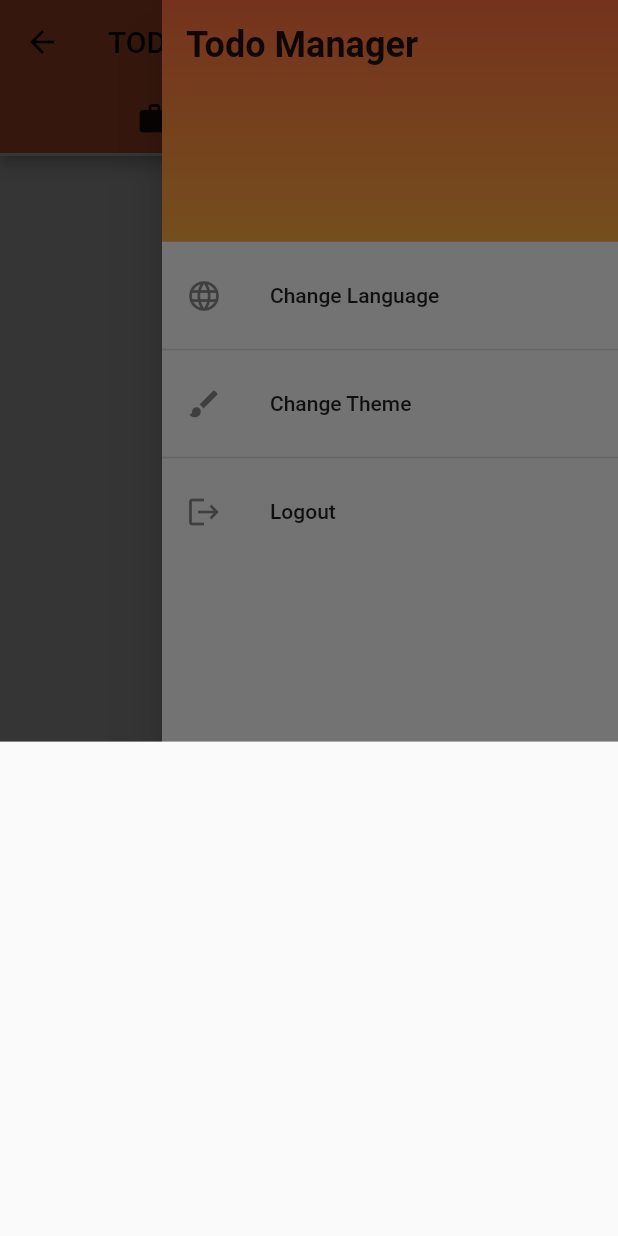
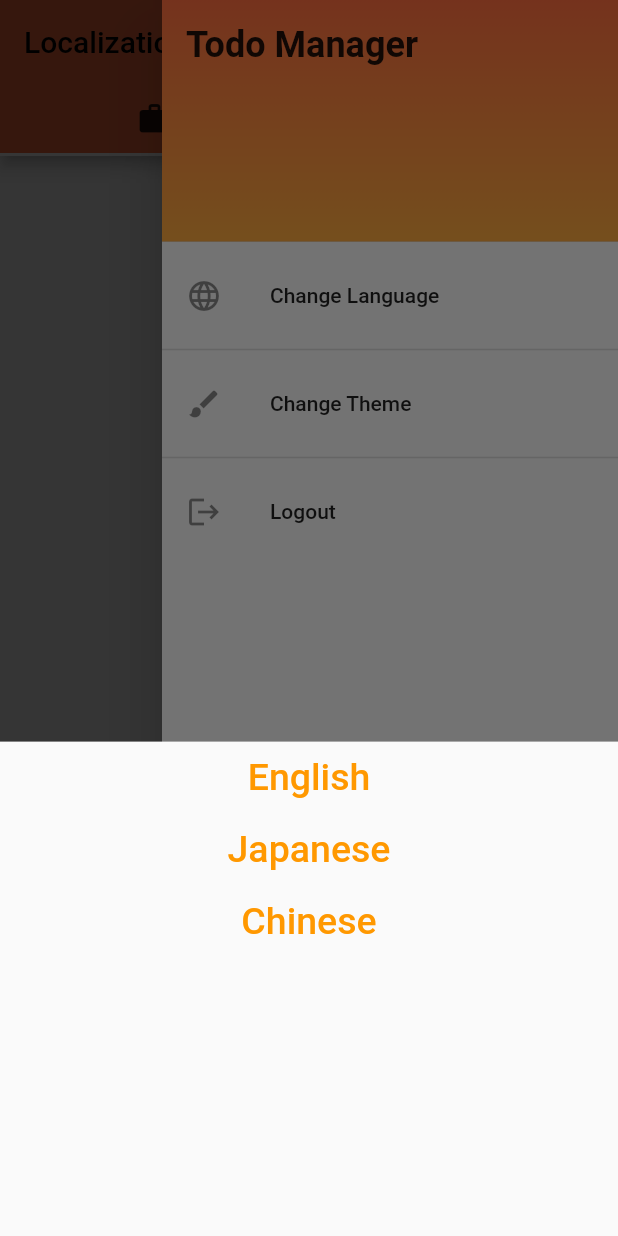
Before and after one commit to bimba9944/Flutter_Todo, a Flutter app: the PageAfterLogIn screen opened by its route, in the side drawer, after a tap on "Change Language", on a phone screen of 412 x 824 dp. Run offline on Flutter 3.47's test engine with Material 2 defaults, Android fonts, the phone set to English and light mode, and no system bars; our stand-ins replace flutter_localization.

Commit message:
omogucena promena jezika aplikacije

```diff
--- /dev/null
+++ b/lib/languages.dart
@@ -0,0 +1,10 @@
+mixin AppLocale {
+  static const String title = 'TODO';
+  static const String text = 'Thing todo';
+
+  static const Map<String, dynamic> EN = {title: 'Localization', text: 'Things todo!'};
+  static const Map<String, dynamic> KM = {title: 'ការធ្វើមូលដ្ឋានីយកម្ម', text: '要做的事！'};
+  static const Map<String, dynamic> JA = {title: 'ローカリゼーション', text: 'やる事！'};
+
+
+}
--- a/lib/main.dart
+++ b/lib/main.dart
@@ -1,19 +1,47 @@
 import 'package:flutter/material.dart';
+import 'package:flutter_localization/flutter_localization.dart';
 
 import 'package:todo/signUp.dart';
 import 'package:todo/logIn.dart';
 import 'package:todo/pageAfterLogIn.dart';
+import 'package:todo/languages.dart';
 
 void main() {
-  runApp(const MyApp());
+  runApp(MyApp());
 }
 
-class MyApp extends StatelessWidget {
-  const MyApp({super.key});
+class MyApp extends StatefulWidget {
+  MyApp({super.key});
+
+  @override
+  State<MyApp> createState() => _MyAppState();
+}
+
+class _MyAppState extends State<MyApp> {
+  final FlutterLocalization _localization = FlutterLocalization.instance;
+
+  @override
+  void initState() {
+    _localization.init(mapLocales: [
+      const MapLocale('en', AppLocale.EN),
+      const MapLocale('km', AppLocale.KM),
+      const MapLocale('ja', AppLocale.JA),
+    ],
+        initLanguageCode: 'en',
+    );
+    _localization.onTranslatedLanguage = onTranslatedLanguage;
+    super.initState();
+  }
+
+  void onTranslatedLanguage(Locale? locale){
+    setState(() {});
+  }
 
   @override
   Widget build(BuildContext context) {
     return MaterialApp(
+      supportedLocales: _localization.supportedLocales,
+      localizationsDelegates: _localization.localizationsDelegates,
       debugShowCheckedModeBanner: false,
       title: 'Flutter Demo',
       theme: ThemeData(
@@ -23,7 +51,7 @@ class MyApp extends StatelessWidget {
       home: SignUp(),
       routes: {
         '/LogIn': (context) => LogIn(),
-        '/PageAfterLogIn' : (context) => PageAfterLogIn(),
+        '/PageAfterLogIn': (context) => PageAfterLogIn(),
       },
     );
   }
--- a/lib/pageAfterLogIn.dart
+++ b/lib/pageAfterLogIn.dart
@@ -1,4 +1,6 @@
 import 'package:flutter/material.dart';
+import 'package:flutter_localization/flutter_localization.dart';
+import 'package:todo/languages.dart';
 
 class PageAfterLogIn extends StatefulWidget {
   const PageAfterLogIn({Key? key}) : super(key: key);
@@ -8,6 +10,8 @@ class PageAfterLogIn extends StatefulWidget {
 }
 
 class _PageAfterLogInState extends State<PageAfterLogIn> {
+  final FlutterLocalization _localization = FlutterLocalization.instance;
+
   @override
   Widget build(BuildContext context) {
     return DefaultTabController(
@@ -15,8 +19,9 @@ class _PageAfterLogInState extends State<PageAfterLogIn> {
       length: 2,
       child: Scaffold(
         appBar: AppBar(
-          title: const Text(
-            'TODO',
+          automaticallyImplyLeading: false,
+          title: Text(
+            AppLocale.title.getString(context),
           ),
           backgroundColor: Colors.deepOrangeAccent,
           bottom: const TabBar(
@@ -34,7 +39,9 @@ class _PageAfterLogInState extends State<PageAfterLogIn> {
         body: TabBarView(
           children: [
             Center(
-              child: Text('Things todo!'),
+              child: Text(
+                AppLocale.text.getString(context),
+              ),
             ),
             Center(
               child: Text('Things that are done!'),
@@ -66,6 +73,34 @@ class _PageAfterLogInState extends State<PageAfterLogIn> {
                     builder: (BuildContext context) {
                       return SizedBox(
                         height: MediaQuery.of(context).size.height * 0.4,
+                        child: Column(
+                          children: [
+                            TextButton(
+                              onPressed: () {
+                                _localization.translate('en');
+                                Navigator.pop(context);
+                              },
+                              child: const Text('English',
+                                  style: TextStyle(fontSize: 25)),
+                            ),
+                            TextButton(
+                              onPressed: () {
+                                _localization.translate('ja');
+                                Navigator.pop(context);
+                              },
+                              child: const Text('Japanese',
+                                  style: TextStyle(fontSize: 25)),
+                            ),
+                            TextButton(
+                              onPressed: () {
+                                _localization.translate('km');
+                                Navigator.pop(context);
+                              },
+                              child: const Text('Chinese',
+                                  style: TextStyle(fontSize: 25)),
+                            ),
+                          ],
+                        ),
                       );
                     },
                   );
--- a/pubspec.yaml
+++ b/pubspec.yaml
@@ -32,10 +32,10 @@ dependencies:
   flutter:
     sdk: flutter
 
-
   # The following adds the Cupertino Icons font to your application.
   # Use with the CupertinoIcons class for iOS style icons.
   cupertino_icons: ^1.0.2
+  flutter_localization: ^0.1.10
 
 dev_dependencies:
   flutter_test:
```
Also changed, not shown: pubspec.lock, 6 other files.
